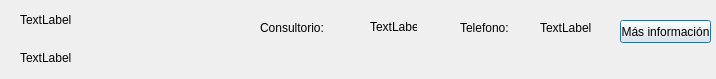
The window that dialogdoctor.ui (Laloses/Hospital) describes before a commit, drawn with Qt 5.
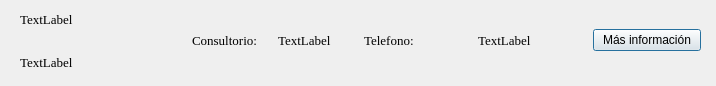
The same window after the commit.

The edit to the form file:
```diff
--- a/dialogdoctor.ui
+++ b/dialogdoctor.ui
@@ -7,7 +7,7 @@
     <x>0</x>
     <y>0</y>
     <width>716</width>
-    <height>79</height>
+    <height>86</height>
    </rect>
   </property>
   <property name="minimumSize">
@@ -19,96 +19,118 @@
   <property name="windowTitle">
    <string>Dialog</string>
   </property>
+  <widget class="QWidget" name="">
+   <property name="geometry">
+    <rect>
+     <x>20</x>
+     <y>0</y>
+     <width>681</width>
+     <height>81</height>
+    </rect>
+   </property>
+   <layout class="QHBoxLayout" name="horizontalLayout_4">
+    <item>
+     <layout class="QHBoxLayout" name="horizontalLayout_3">
+      <item>
+       <layout class="QVBoxLayout" name="verticalLayout">
+        <item>
   <widget class="QLabel" name="nombre_doc">
-   <property name="geometry">
-    <rect>
-     <x>20</x>
-     <y>10</y>
-     <width>211</width>
-     <height>20</height>
-    </rect>
+          <property name="font">
+           <font>
+            <family>Times New Roman</family>
+            <pointsize>10</pointsize>
+           </font>
    </property>
    <property name="text">
     <string>TextLabel</string>
    </property>
   </widget>
+        </item>
+        <item>
   <widget class="QLabel" name="espec">
-   <property name="geometry">
-    <rect>
-     <x>20</x>
-     <y>50</y>
-     <width>211</width>
-     <height>16</height>
-    </rect>
+          <property name="font">
+           <font>
+            <family>Times New Roman</family>
+            <pointsize>10</pointsize>
+           </font>
    </property>
    <property name="text">
     <string>TextLabel</string>
    </property>
   </widget>
+        </item>
+       </layout>
+      </item>
+      <item>
+       <layout class="QHBoxLayout" name="horizontalLayout">
+        <item>
   <widget class="QLabel" name="label_3">
-   <property name="geometry">
-    <rect>
-     <x>260</x>
-     <y>20</y>
-     <width>81</width>
-     <height>16</height>
-    </rect>
+          <property name="font">
+           <font>
+            <family>Times New Roman</family>
+            <pointsize>10</pointsize>
+           </font>
    </property>
    <property name="text">
     <string>Consultorio:</string>
    </property>
   </widget>
+        </item>
+        <item>
   <widget class="QLabel" name="num_consul">
-   <property name="geometry">
-    <rect>
-     <x>370</x>
-     <y>20</y>
-     <width>47</width>
-     <height>13</height>
-    </rect>
+          <property name="font">
+           <font>
+            <family>Times New Roman</family>
+            <pointsize>10</pointsize>
+           </font>
    </property>
    <property name="text">
     <string>TextLabel</string>
    </property>
   </widget>
+        </item>
+       </layout>
+      </item>
+     </layout>
+    </item>
+    <item>
+     <layout class="QHBoxLayout" name="horizontalLayout_2">
+      <item>
   <widget class="QLabel" name="label_5">
-   <property name="geometry">
-    <rect>
-     <x>460</x>
-     <y>20</y>
-     <width>61</width>
-     <height>16</height>
-    </rect>
+        <property name="font">
+         <font>
+          <family>Times New Roman</family>
+          <pointsize>10</pointsize>
+         </font>
    </property>
    <property name="text">
     <string>Telefono:</string>
    </property>
   </widget>
+      </item>
+      <item>
   <widget class="QLabel" name="tel_doc">
-   <property name="geometry">
-    <rect>
-     <x>540</x>
-     <y>20</y>
-     <width>81</width>
-     <height>16</height>
-    </rect>
+        <property name="font">
+         <font>
+          <family>Times New Roman</family>
+          <pointsize>10</pointsize>
+         </font>
    </property>
    <property name="text">
     <string>TextLabel</string>
    </property>
   </widget>
+      </item>
+      <item>
   <widget class="QPushButton" name="masinfo">
-   <property name="geometry">
-    <rect>
-     <x>620</x>
-     <y>20</y>
-     <width>91</width>
-     <height>23</height>
-    </rect>
-   </property>
    <property name="text">
     <string>Más información</string>
    </property>
+       </widget>
+      </item>
+     </layout>
+    </item>
+   </layout>
   </widget>
  </widget>
  <resources/>
```
Lines whose indentation alone changed are shown as unchanged.
